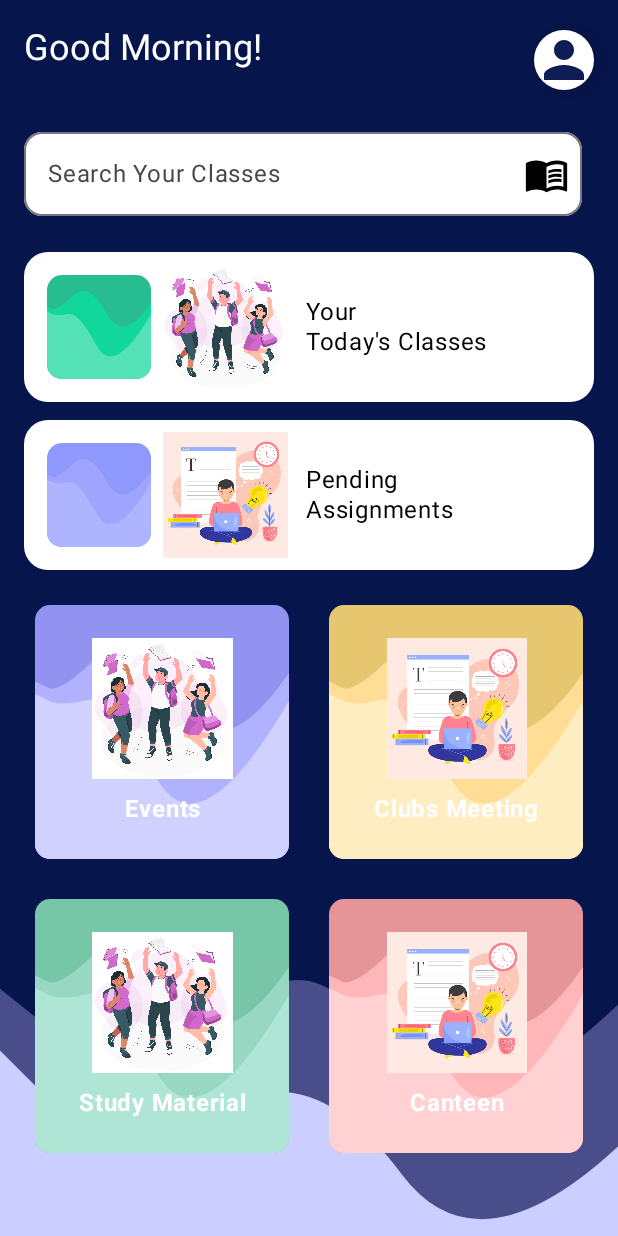
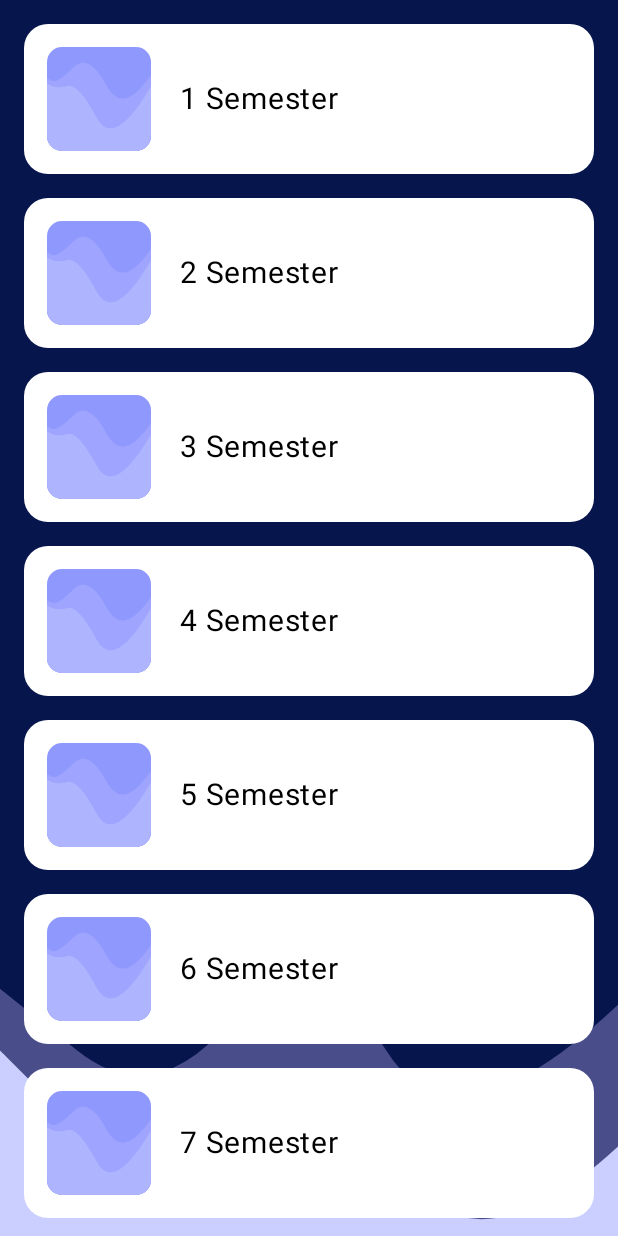
Before and after one commit to senior-juniors/DayMate, an Android app built with Jetpack Compose: the DashboardScreen screen opened through its navigation route, after a tap on "Study Material", on a phone screen of 412 x 824 dp. Run offline under Robolectric (Android 15) with nearby library versions, the phone set to English and light mode, and no system bars; our stand-ins replace Dagger/Hilt's generated code, Firebase (no records; nobody signed in at launch, a user with empty details on screens opened directly).

Commit message:
semester page added

```diff
--- a/app/src/main/java/com/example/daymate/Navigation.kt
+++ b/app/src/main/java/com/example/daymate/Navigation.kt
@@ -28,6 +28,7 @@ import com.example.daymate.screens.SemesterSelectionScreen
 import com.example.daymate.screens.SignUpScreen
 import com.example.daymate.auth.AuthViewmodel
 import com.example.daymate.auth.UserViewmodel
+import com.example.daymate.screens.StudyMaterial
 import com.google.android.gms.auth.api.signin.GoogleSignIn
 import com.google.android.gms.auth.api.signin.GoogleSignInOptions
 import com.google.android.gms.common.api.ApiException
@@ -119,6 +120,10 @@ fun AppNavigation(navController: NavHostController) {
         composable("profileScreen") {
             ProfileScreen(navController)
         }
+        composable("studymaterial") {
+            StudyMaterial(navController)
+
+        }
 
 
     }
--- a/app/src/main/java/com/example/daymate/screens/Dashboard.kt
+++ b/app/src/main/java/com/example/daymate/screens/Dashboard.kt
@@ -1,6 +1,7 @@
 package com.example.daymate.screens
 
 import android.content.Intent
+import android.widget.Toast
 import androidx.compose.foundation.Canvas
 import androidx.compose.foundation.Image
 import androidx.compose.foundation.LocalIndication
@@ -66,7 +67,7 @@ import com.example.daymate.Features.standardQuadFromTo
 import com.example.daymate.R
 import com.example.daymate.auth.UserViewmodel
 import androidx.compose.material.ripple.rememberRipple
-
+import com.google.android.gms.auth.api.signin.GoogleSignIn
 
 
 @OptIn(ExperimentalMaterial3Api::class)
@@ -284,7 +285,7 @@ fun DashboardScreen(navController: NavHostController,userViewModel: UserViewmode
                 Spacer(modifier = Modifier.height(16.dp))
 
                 // Grid Section
-                DashboardGridSection()
+                DashboardGridSection(navController)
             }
         }
     }
@@ -292,7 +293,7 @@ fun DashboardScreen(navController: NavHostController,userViewModel: UserViewmode
 
 
 @Composable
-fun DashboardGridSection() {
+fun DashboardGridSection(navController: NavHostController) {
     val context = LocalContext.current
     val gridItems = listOf(
         Feature(
@@ -316,12 +317,21 @@ fun DashboardGridSection() {
             Color(0xFF98D7C2),
             Color(0xFF77C6A8),
             onClick = {
-                val driveUrl = "https://drive.google.com/drive/folders/1Ki5Q0oFkWZBjgQOJ1zPy6Qv1NDDTt5QF"
-                val intent = Intent(Intent.ACTION_VIEW, android.net.Uri.parse(driveUrl)).apply {
-                    flags = Intent.FLAG_ACTIVITY_NEW_TASK
-                }
-                context.startActivity(intent)
+                navController.navigate("studyMaterial")
+//                val signedInAccount = GoogleSignIn.getLastSignedInAccount(context)
+//
+//                if (signedInAccount != null) {
+//                    val driveUrl = "https://drive.google.com/drive/folders/1Ki5Q0oFkWZBjgQOJ1zPy6Qv1NDDTt5QF"
+//                    val intent = Intent(Intent.ACTION_VIEW).apply {
+//                        data = android.net.Uri.parse(driveUrl)
+//                        setPackage("com.google.android.apps.docs") // Forces open in Google Drive app
+//                    }
+//                    context.startActivity(intent)
+//                } else {
+//                    Toast.makeText(context, "Not signed in to Google", Toast.LENGTH_SHORT).show()
+//                }
             }
+
 
 
         ),
@@ -555,3 +565,17 @@ fun FeatureItem(
         }
     }
 }
+@Preview(showBackground = true)
+@Composable
+fun Dashard (){
+    MaterialTheme {
+        DashboardCard( icon = R.drawable.enjoy_img,
+            text = "1 Semester",
+            background = Color.White,
+            textColor = Color.Black,
+            mediumColor = Color(0xFF11D79A),
+            lightColor = Color(0xFF54E1B6),
+            darkColor = Color(0xFF28BD90),
+            onClick = {})
+    }
+}
--- /dev/null
+++ b/app/src/main/java/com/example/daymate/screens/StudyMaterial.kt
@@ -0,0 +1,226 @@
+package com.example.daymate.screens
+
+import androidx.compose.foundation.Canvas
+import androidx.compose.foundation.background
+import androidx.compose.foundation.clickable
+import androidx.compose.foundation.layout.Arrangement
+import androidx.compose.foundation.layout.Box
+import androidx.compose.foundation.layout.BoxWithConstraints
+import androidx.compose.foundation.layout.Column
+import androidx.compose.foundation.layout.PaddingValues
+import androidx.compose.foundation.layout.Row
+import androidx.compose.foundation.layout.Spacer
+import androidx.compose.foundation.layout.aspectRatio
+import androidx.compose.foundation.layout.fillMaxHeight
+import androidx.compose.foundation.layout.fillMaxSize
+import androidx.compose.foundation.layout.fillMaxWidth
+import androidx.compose.foundation.layout.height
+import androidx.compose.foundation.layout.padding
+import androidx.compose.foundation.layout.width
+import androidx.compose.foundation.lazy.LazyColumn
+import androidx.compose.foundation.shape.RoundedCornerShape
+import androidx.compose.material3.MaterialTheme
+import androidx.compose.material3.Text
+import androidx.compose.runtime.Composable
+import androidx.compose.ui.Alignment
+import androidx.compose.ui.Modifier
+import androidx.compose.ui.draw.clip
+import androidx.compose.ui.geometry.Offset
+import androidx.compose.ui.graphics.Color
+import androidx.compose.ui.graphics.Path
+import androidx.compose.ui.tooling.preview.Preview
+import androidx.compose.ui.unit.dp
+import androidx.compose.ui.unit.sp
+import androidx.navigation.NavHostController
+import androidx.navigation.compose.rememberNavController
+import com.example.daymate.Features.standardQuadFromTo
+
+@Composable
+fun StudyMaterial(navController: NavHostController) {
+    Box(
+        modifier = Modifier
+            .fillMaxSize()
+            .background(Color(0xFF06154C)) // Base background color
+    ) {
+        // Wavy background drawing
+        BoxWithConstraints(
+            modifier = Modifier
+                .fillMaxSize()
+        ) {
+            val width = constraints.maxWidth.toFloat()
+            val height = constraints.maxHeight.toFloat()
+
+            val mediumColoredPath = Path().apply {
+                val mediumColoredPoint1 = Offset(0f, height * 0.8f)
+                val mediumColoredPoint2 = Offset(width * 0.25f, height * 0.9f)
+                val mediumColoredPoint3 = Offset(width * 0.5f, height * 0.75f)
+                val mediumColoredPoint4 = Offset(width * 0.75f, height * 0.95f)
+                val mediumColoredPoint5 = Offset(width * 1.4f, height * 0.6f)
+
+                moveTo(mediumColoredPoint1.x, mediumColoredPoint1.y)
+                standardQuadFromTo(mediumColoredPoint1, mediumColoredPoint2)
+                standardQuadFromTo(mediumColoredPoint2, mediumColoredPoint3)
+                standardQuadFromTo(mediumColoredPoint3, mediumColoredPoint4)
+                standardQuadFromTo(mediumColoredPoint4, mediumColoredPoint5)
+                lineTo(width + 100f, height + 100f)
+                lineTo(-100f, height + 100f)
+                close()
+            }
+
+            val lightColoredPath = Path().apply {
+                val lightPoint1 = Offset(0f, height * 0.85f)
+                val lightPoint2 = Offset(width * 0.2f, height * 0.95f)
+                val lightPoint3 = Offset(width * 0.5f, height * 0.85f)
+                val lightPoint4 = Offset(width * 0.8f, height * 1.05f)
+                val lightPoint5 = Offset(width * 1.4f, height * 0.7f)
+
+                moveTo(lightPoint1.x, lightPoint1.y)
+                standardQuadFromTo(lightPoint1, lightPoint2)
+                standardQuadFromTo(lightPoint2, lightPoint3)
+                standardQuadFromTo(lightPoint3, lightPoint4)
+                standardQuadFromTo(lightPoint4, lightPoint5)
+                lineTo(width + 100f, height + 100f)
+                lineTo(-100f, height + 100f)
+                close()
+            }
+
+            Canvas(modifier = Modifier.fillMaxSize()) {
+                drawPath(path = mediumColoredPath, color = Color(0xFF494E8A))
+                drawPath(path = lightColoredPath, color = Color(0xFFCACFFF))
+            }
+        }
+
+        // Use LazyColumn for a scrollable list of cards
+        LazyColumn(
+            // This provides padding around the entire list of items.
+            contentPadding = PaddingValues(16.dp),
+            // This adds spacing between each item in the list.
+            verticalArrangement = Arrangement.spacedBy(16.dp),
+            modifier = Modifier.fillMaxSize()
+        ) {
+            // Loop 8 times to create a card for each semester.
+            items(8) { index ->
+                SemesterCard(
+                    text = "${index + 1} Semester", // Dynamic text for each card
+                    background = Color.White,
+                    textColor = Color.Black,
+                    mediumColor = Color(0xFF9FA4FF),
+                    lightColor = Color(0xFFAEB4FE),
+                    darkColor = Color(0xFF8F98FD),
+                    onClick = {
+                        // Handle click for the specific semester
+                    }
+                )
+            }
+        }
+    }
+}
+
+@Composable
+fun SemesterCard(
+    modifier: Modifier = Modifier,
+    text: String,
+    background: Color = Color.White,
+    textColor: Color = Color.Black,
+    lightColor: Color,
+    mediumColor: Color,
+    darkColor: Color,
+    onClick: () -> Unit
+) {
+    Row(
+        modifier = modifier
+            .clickable { onClick() }
+            .fillMaxWidth()
+            .height(100.dp)
+            .clip(RoundedCornerShape(16.dp))
+            .background(background)
+            .padding(8.dp),
+        verticalAlignment = Alignment.CenterVertically
+    ) {
+        // Wavy Background Section for the card icon
+        BoxWithConstraints(
+            modifier = Modifier
+                .padding(7.5.dp)
+                .aspectRatio(1f)
+                .clip(RoundedCornerShape(10.dp))
+                .background(darkColor)
+        ) {
+            val width = constraints.maxWidth.toFloat()
+            val height = constraints.maxHeight.toFloat()
+
+            // Medium colored path
+            val mediumColoredPoint1 = Offset(0f, height * 0.3f)
+            val mediumColoredPoint2 = Offset(width * 0.1f, height * 0.35f)
+            val mediumColoredPoint3 = Offset(width * 0.4f, height * 0.05f)
+            val mediumColoredPoint4 = Offset(width * 0.75f, height * 0.7f)
+            val mediumColoredPoint5 = Offset(width * 1.4f, -height)
+
+            val mediumColoredPath = Path().apply {
+                moveTo(mediumColoredPoint1.x, mediumColoredPoint1.y)
+                standardQuadFromTo(mediumColoredPoint1, mediumColoredPoint2)
+                standardQuadFromTo(mediumColoredPoint2, mediumColoredPoint3)
+                standardQuadFromTo(mediumColoredPoint3, mediumColoredPoint4)
+                standardQuadFromTo(mediumColoredPoint4, mediumColoredPoint5)
+                lineTo(width + 100f, height + 100f)
+                lineTo(-100f, height + 100f)
+                close()
+            }
+
+            // Light colored path
+            val lightPoint1 = Offset(0f, height * 0.35f)
+            val lightPoint2 = Offset(width * 0.1f, height * 0.4f)
+            val lightPoint3 = Offset(width * 0.3f, height * 0.35f)
+            val lightPoint4 = Offset(width * 0.65f, height)
+            val lightPoint5 = Offset(width * 1.4f, -height / 3f)
+
+            val lightColoredPath = Path().apply {
+                moveTo(lightPoint1.x, lightPoint1.y)
+                standardQuadFromTo(lightPoint1, lightPoint2)
+                standardQuadFromTo(lightPoint2, lightPoint3)
+                standardQuadFromTo(lightPoint3, lightPoint4)
+                standardQuadFromTo(lightPoint4, lightPoint5)
+                lineTo(width + 100f, height + 100f)
+                lineTo(-100f, height + 100f)
+                close()
+            }
+
+            Canvas(modifier = Modifier.fillMaxSize()) {
+                drawPath(path = mediumColoredPath, color = mediumColor)
+                drawPath(path = lightColoredPath, color = lightColor)
+            }
+
+            Box(
+                modifier = Modifier
+                    .fillMaxSize()
+                    .padding(15.dp)
+            )
+        }
+
+        Spacer(modifier = Modifier.width(12.dp))
+
+        // Text
+        Column(
+            modifier = Modifier
+                .fillMaxHeight()
+                .padding(end = 8.dp),
+            verticalArrangement = Arrangement.Center
+        ) {
+            Text(
+                text = text,
+                color = textColor,
+                style = MaterialTheme.typography.bodyLarge,
+                lineHeight = 20.sp,
+                fontSize = 20.sp
+            )
+        }
+    }
+}
+
+@Preview(showBackground = true)
+@Composable
+fun StudyMaterialScreenPreview() {
+    MaterialTheme {
+        val navcontroller = rememberNavController()
+        StudyMaterial(navController = navcontroller)
+    }
+}
```
